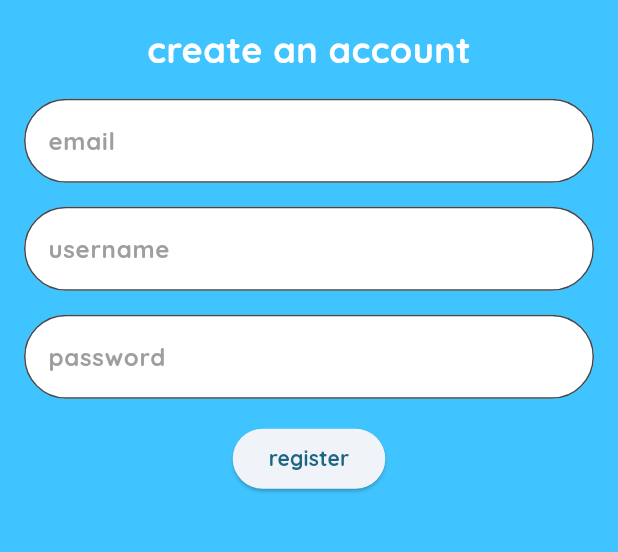
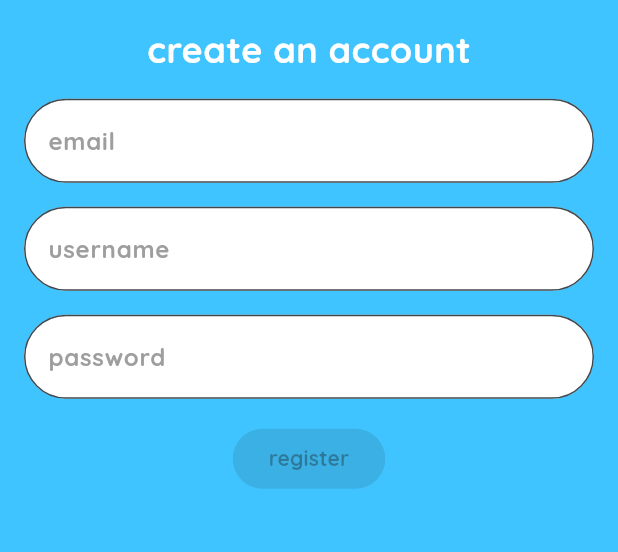
Before and after one commit to pgattic/ratemybowl, a Flutter app: the RegisterScreen screen opened directly, on a phone screen of 412 x 824 dp, the part 409-961 px from its top. Run offline on Flutter 3.47's test engine with Material 3 defaults, Android fonts, the phone set to English and light mode, and no system bars; our stand-ins replace audioplayers, flutter_dotenv, flutter_map, flutter_svg, google_fonts, latlong2 and 2 more; accounts and stored records are empty; network calls fail.

```diff
--- a/lib/screens/register_screen.dart
+++ b/lib/screens/register_screen.dart
@@ -17,6 +17,34 @@ class _RegisterScreenState extends State<RegisterScreen> {
   final TextEditingController _usernameController = TextEditingController();
   final TextEditingController _passwordController = TextEditingController();
   bool _isLoading = false;
+  bool _isPasswordValid = false;
+  bool _isEmailValid = false;
+  bool _isUsernameValid = false;
+
+  final RegExp _emailRegex = RegExp(r"^[^@\s]+@[^@\s]+\.[^@\s]+$");
+
+  void _updatePasswordValidity() {
+    setState(() {
+  final pw = _passwordController.text.trim();
+  final hasUpper = pw.contains(RegExp(r'[A-Z]'));
+  final hasLower = pw.contains(RegExp(r'[a-z]'));
+  _isPasswordValid = pw.length >= 8 && hasUpper && hasLower;
+    });
+  }
+
+  void _updateEmailValidity() {
+    setState(() {
+  final email = _emailController.text.trim();
+  _isEmailValid = _emailRegex.hasMatch(email);
+    });
+  }
+
+  void _updateUsernameValidity() {
+    setState(() {
+      _isUsernameValid = _usernameController.text.trim().isNotEmpty;
+    });
+  }
+
 
   Future<void> _handleRegister() async {
     if (_emailController.text.isEmpty ||
@@ -69,10 +97,21 @@ class _RegisterScreenState extends State<RegisterScreen> {
 
   @override
   void dispose() {
-    _emailController.dispose();
+  _emailController.removeListener(_updateEmailValidity);
+  _emailController.dispose();
     _usernameController.dispose();
-    _passwordController.dispose();
+    _passwordController.removeListener(_updatePasswordValidity);
+  _passwordController.dispose();
+  _usernameController.removeListener(_updateUsernameValidity);
     super.dispose();
+  }
+
+  @override
+  void initState() {
+    super.initState();
+  _emailController.addListener(_updateEmailValidity);
+    _passwordController.addListener(_updatePasswordValidity);
+  _usernameController.addListener(_updateUsernameValidity);
   }
 
   @override
@@ -111,9 +150,27 @@ class _RegisterScreenState extends State<RegisterScreen> {
                   ),
                 ],
               ),
-              AccountInputField(
-                hintText: "email",
-                controller: _emailController,
+              // Email field + inline error
+              Column(
+                crossAxisAlignment: CrossAxisAlignment.start,
+                children: [
+                  AccountInputField(
+                    hintText: "email",
+                    controller: _emailController,
+                  ),
+                  if (!_isEmailValid && _emailController.text.isNotEmpty)
+                    Padding(
+                      padding: const EdgeInsets.only(left: 12.0, top: 6.0),
+                      child: Text(
+                        'Please enter a valid email address.',
+                        style: GoogleFonts.quicksand(
+                          color: const Color.fromARGB(255, 235, 4, 4),
+                          fontSize: 12.0,
+                        ),
+                        textAlign: TextAlign.left,
+                      ),
+                    ),
+                ],
               ),
               AccountInputField(
                 hintText: "username",
@@ -124,8 +181,23 @@ class _RegisterScreenState extends State<RegisterScreen> {
                 obscureText: true,
                 controller: _passwordController,
               ),
+              // inline rule hint
+              if (!_isPasswordValid && _passwordController.text.isNotEmpty)
+                Padding(
+                  padding: const EdgeInsets.only(top: 8.0, bottom: 4.0),
+                  child: Text(
+                    'Password must be at least 8 characters and include both upper and lower case letters.',
+                    style: GoogleFonts.quicksand(
+                      color: const Color.fromARGB(255, 235, 4, 4),
+                      fontSize: 12.0,
+                    ),
+                    textAlign: TextAlign.center,
+                  ),
+                ),
               ElevatedButton(
-                onPressed: _isLoading ? null : _handleRegister,
+                onPressed: (_isLoading || !_isPasswordValid || !_isEmailValid || !_isUsernameValid)
+                    ? null
+                    : _handleRegister,
                 child: _isLoading
                     ? const SizedBox(
                         width: 20,
```
